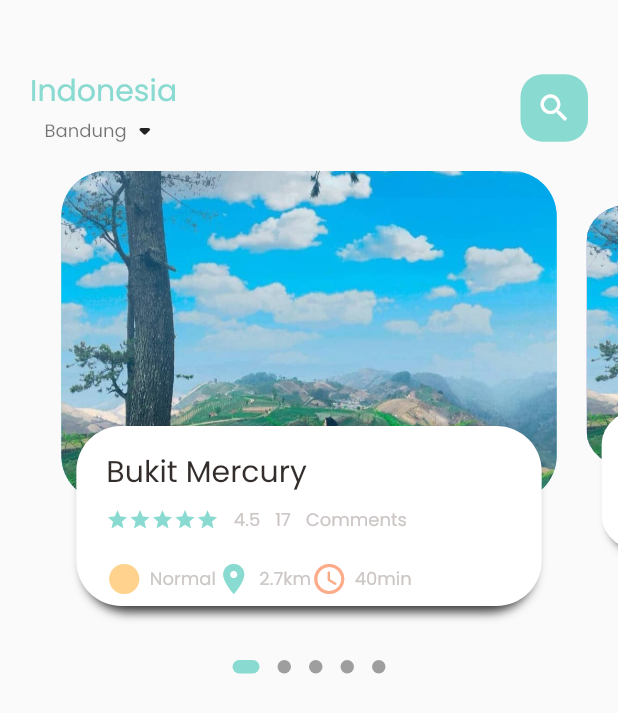
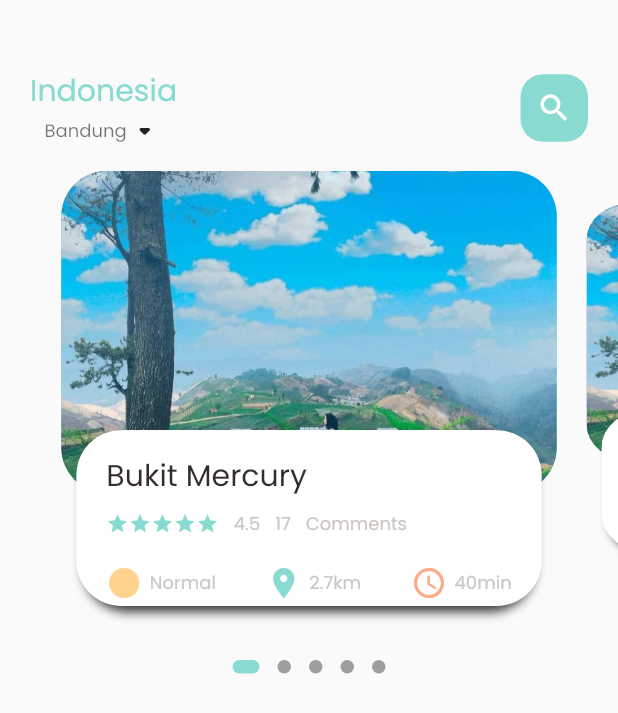
Before and after one commit to cahyaind/e_ticket, a Flutter app: the screen it shows after launch, on a phone screen of 412 x 824 dp. Shown: the top 713 px of the screen. Run offline on Flutter 3.47's test engine with Material 2 defaults, Android fonts, the phone set to English and light mode, and no system bars; drawn by our look-alikes of dots_indicator; our stand-ins replace get.

Commit message:
dimensions for ramah platform

```diff
--- a/lib/home/main_tour_page.dart
+++ b/lib/home/main_tour_page.dart
@@ -17,6 +17,7 @@ class MainTourPage extends StatefulWidget {
 class _MainTourPageState extends State<MainTourPage> {
   @override
   Widget build(BuildContext context) {
+    print("current height is "+MediaQuery.of(context).size.height.toString());
     return Scaffold(
       body: Column(
         children: [
--- a/lib/home/tour_page_body.dart
+++ b/lib/home/tour_page_body.dart
@@ -1,5 +1,6 @@
 import 'package:dots_indicator/dots_indicator.dart';
 import 'package:e_ticket/utils/colors.dart';
+import 'package:e_ticket/utils/dimensions.dart';
 import 'package:e_ticket/widgets/big_text.dart';
 import 'package:e_ticket/widgets/icon_and_text_widget.dart';
 import 'package:e_ticket/widgets/small_text.dart';
@@ -17,7 +18,8 @@ class _TourPageBodyState extends State<TourPageBody> {
   var _currPageValue = 0.0;
 
   double _scaleFactor = 0.8;
-  double _height = 220;
+  // double _height = 220;
+  double _height = Dimensions.pageViewContainer;
 
   // move left and right; zoom in zoom out
   // init state to initialize yg diperlukan things that your page should need
@@ -104,7 +106,8 @@ class _TourPageBodyState extends State<TourPageBody> {
         children: [
           // untuk image
           Container(
-            height: 220,
+            // height: 220,
+            height: Dimensions.pageViewContainer,
             margin: const EdgeInsets.only(left: 10, right: 10),
             decoration: BoxDecoration(
               borderRadius: BorderRadius.circular(30),
@@ -119,7 +122,8 @@ class _TourPageBodyState extends State<TourPageBody> {
           Align(
             alignment: Alignment.bottomCenter,
             child: Container(
-              height: 120,
+              // height: 120,
+              height: Dimensions.pageViewTextContainer,
               margin: const EdgeInsets.only(left: 25, right: 25, bottom: 30),
               decoration: BoxDecoration(
                 borderRadius: BorderRadius.circular(30),
@@ -166,6 +170,7 @@ class _TourPageBodyState extends State<TourPageBody> {
                     ),
                     const SizedBox(height: 20),
                     Row(
+                      mainAxisAlignment: MainAxisAlignment.spaceBetween,
                       children: [
                         IconAndTextWidget(
                           icon: Icons.circle_sharp,
--- a/lib/main.dart
+++ b/lib/main.dart
@@ -1,5 +1,6 @@
 import 'package:e_ticket/home/main_tour_page.dart';
 import 'package:flutter/material.dart';
+import 'package:get/get.dart';
 
 void main() {
   runApp(const MyApp());
@@ -8,10 +9,10 @@ void main() {
 class MyApp extends StatelessWidget {
   const MyApp({Key? key}) : super(key: key);
 
-  // This widget is the root of your application.
+  // GetMaterialApp bukan sebuah MaterialApp yang dimodifikasi, itu hanyalah sebuah Widget yang telah dikonfigurasi sebelumnya, yang mana memiliki default MaterialApp sebagai child.
   @override
   Widget build(BuildContext context) {
-    return MaterialApp(
+    return GetMaterialApp(
       debugShowCheckedModeBanner: false,
       title: 'Flutter Demo',
       theme: ThemeData(
--- /dev/null
+++ b/lib/utils/dimensions.dart
@@ -0,0 +1,10 @@
+import 'package:get/get.dart';
+
+class Dimensions {
+  static double screenHeight = Get.context!.height;
+  static double screenWidth = Get.context!.width;
+
+  static double pageViewContainer = screenHeight/3.84;
+  static double pageViewTextContainer = screenHeight/7.03;
+
+}
```
